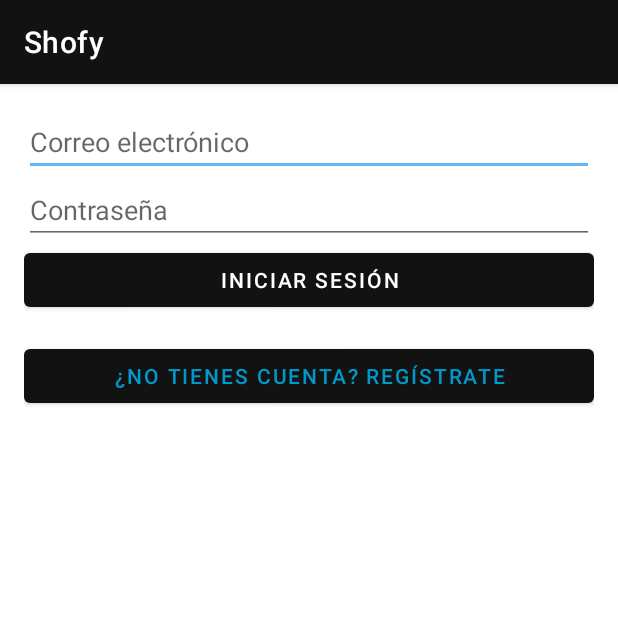
After one commit to roman-tecpa/Shofy, an Android app: the fragment Login shown on its own in the app's theme, on a phone screen of 412 x 824 dp, the top half of it. The commit adds this screen. Run offline under Robolectric (Android 15) with nearby library versions, the phone set to English and light mode, and no system bars; 1 statement that could not run was skipped.

Commit message:
Validacion de los usuarios

```diff
--- /dev/null
+++ b/app/src/main/java/com/codedev/shofy/Login.java
@@ -0,0 +1,85 @@
+package com.codedev.shofy;
+
+import android.content.Context;
+import android.content.SharedPreferences;
+import android.os.Bundle;
+
+import androidx.fragment.app.Fragment;
+import androidx.navigation.NavController;
+import androidx.navigation.Navigation;
+
+import android.view.LayoutInflater;
+import android.view.View;
+import android.view.ViewGroup;
+import android.widget.Button;
+import android.widget.Toast;
+
+import androidx.appcompat.widget.AppCompatEditText;
+import com.codedev.shofy.DB.DBHelper;
+
+public class Login extends Fragment {
+
+    private AppCompatEditText edtCorreo, edtContrasena;
+    private Button btnLogin, btnRegistrar;
+    private DBHelper dbHelper;
+    private NavController navController;
+
+    public Login() {
+        // Constructor vacío requerido
+    }
+
+    @Override
+    public View onCreateView(LayoutInflater inflater, ViewGroup container,
+                             Bundle savedInstanceState) {
+        View view = inflater.inflate(R.layout.fragment_login, container, false);
+
+        edtCorreo = view.findViewById(R.id.edtCorreo);
+        edtContrasena = view.findViewById(R.id.edtContrasena);
+        btnLogin = view.findViewById(R.id.btnLogin);
+        btnRegistrar = view.findViewById(R.id.btnRegistrar);
+
+        dbHelper = new DBHelper(requireContext());
+        navController = Navigation.findNavController(requireActivity(), R.id.nav_host_fragment_content_main);
+
+        btnLogin.setOnClickListener(v -> {
+            String correo = edtCorreo.getText().toString().trim();
+            String contrasena = edtContrasena.getText().toString().trim();
+
+            if (correo.isEmpty() || contrasena.isEmpty()) {
+                Toast.makeText(getContext(), "Completa todos los campos", Toast.LENGTH_SHORT).show();
+                return;
+            }
+
+            int idUsuario = dbHelper.validarUsuario(correo, contrasena);
+
+            if (idUsuario != 0) {
+                boolean esAdmin = dbHelper.esAdmin(idUsuario);
+                String nombre = dbHelper.obtenerNombreUsuario(idUsuario);
+                guardarSesion(idUsuario);
+                if (esAdmin) {
+                    Toast.makeText(getContext(), "Bienvenido administrador, " + nombre, Toast.LENGTH_SHORT).show();
+                } else {
+                    Toast.makeText(getContext(), "Bienvenido, " + nombre, Toast.LENGTH_SHORT).show();
+                }
+
+                navController.navigate(R.id.nav_home);
+            } else {
+                Toast.makeText(getContext(), "Credenciales incorrectas", Toast.LENGTH_SHORT).show();
+            }
+
+        });
+
+        btnRegistrar.setOnClickListener(v -> {
+            navController.navigate(R.id.registro);
+        });
+
+        return view;
+    }
+
+    private void guardarSesion(int idUsuario) {
+        SharedPreferences preferences = requireActivity().getSharedPreferences("sesion", Context.MODE_PRIVATE);
+        SharedPreferences.Editor editor = preferences.edit();
+        editor.putInt("idUsuario", idUsuario);
+        editor.apply();
+    }
+}
--- /dev/null
+++ b/app/src/main/res/layout/fragment_login.xml
@@ -0,0 +1,61 @@
+<?xml version="1.0" encoding="utf-8"?>
+<androidx.constraintlayout.widget.ConstraintLayout xmlns:android="http://schemas.android.com/apk/res/android"
+    xmlns:tools="http://schemas.android.com/tools"
+    android:layout_width="match_parent"
+    android:layout_height="match_parent"
+    xmlns:app="http://schemas.android.com/apk/res-auto"
+    android:padding="16dp"
+    tools:context=".Login">
+
+    <!-- Campo para el correo -->
+    <androidx.appcompat.widget.AppCompatEditText
+        android:id="@+id/edtCorreo"
+        android:layout_width="0dp"
+        android:layout_height="wrap_content"
+        android:hint="Correo electrónico"
+        android:inputType="textEmailAddress"
+        android:layout_marginBottom="16dp"
+        android:importantForAccessibility="yes"
+        app:layout_constraintEnd_toEndOf="parent"
+        app:layout_constraintStart_toStartOf="parent"
+        app:layout_constraintTop_toTopOf="parent"
+        app:layout_constraintVertical_bias="0.3" /> <!-- Centrado vertical -->
+
+    <!-- Campo para la contraseña -->
+    <androidx.appcompat.widget.AppCompatEditText
+        android:id="@+id/edtContrasena"
+        android:layout_width="0dp"
+        android:layout_height="wrap_content"
+        android:hint="Contraseña"
+        android:inputType="textPassword"
+        android:layout_marginBottom="16dp"
+        android:importantForAccessibility="yes"
+        app:layout_constraintEnd_toEndOf="parent"
+        app:layout_constraintStart_toStartOf="parent"
+        app:layout_constraintTop_toBottomOf="@id/edtCorreo"
+        app:layout_constraintVertical_bias="0.4" /> <!-- Centrado vertical -->
+
+    <!-- Botón para login -->
+    <Button
+        android:id="@+id/btnLogin"
+        android:layout_width="0dp"
+        android:layout_height="wrap_content"
+        android:text="Iniciar sesión"
+        android:layout_marginBottom="16dp"
+        app:layout_constraintEnd_toEndOf="parent"
+        app:layout_constraintStart_toStartOf="parent"
+        app:layout_constraintTop_toBottomOf="@id/edtContrasena" />
+
+    <!-- Botón para registro -->
+    <Button
+        android:id="@+id/btnRegistrar"
+        android:layout_width="0dp"
+        android:layout_height="wrap_content"
+        android:text="¿No tienes cuenta? Regístrate"
+        android:textColor="@android:color/holo_blue_dark"
+        android:layout_marginTop="16dp"
+        app:layout_constraintEnd_toEndOf="parent"
+        app:layout_constraintStart_toStartOf="parent"
+        app:layout_constraintTop_toBottomOf="@id/btnLogin" />
+
+</androidx.constraintlayout.widget.ConstraintLayout>
--- a/app/src/main/res/menu/activity_main_drawer.xml
+++ b/app/src/main/res/menu/activity_main_drawer.xml
@@ -23,5 +23,11 @@
             android:id="@+id/carrito"
             android:icon="@drawable/ic_carrito"
             android:title="Carrito" />
+
+        <item
+            android:id="@+id/nav_logout"
+            android:title="Cerrar sesión"
+            android:icon="@android:drawable/ic_lock_power_off" />
+
     </group>
 </menu>
```
Also changed, not shown: app/src/main/java/com/codedev/shofy/Carrito.java (+12 -4 lines), app/src/main/java/com/codedev/shofy/DB/DBHelper.java (+58 -2 lines), app/src/main/java/com/codedev/shofy/MainActivity.java (+44 -11 lines), app/src/main/java/com/codedev/shofy/Registro.java (added, +86 -0 lines), app/src/main/res/layout/fragment_registro.xml (added, +48 -0 lines), app/src/main/res/navigation/mobile_navigation.xml (+13 -1 lines).
